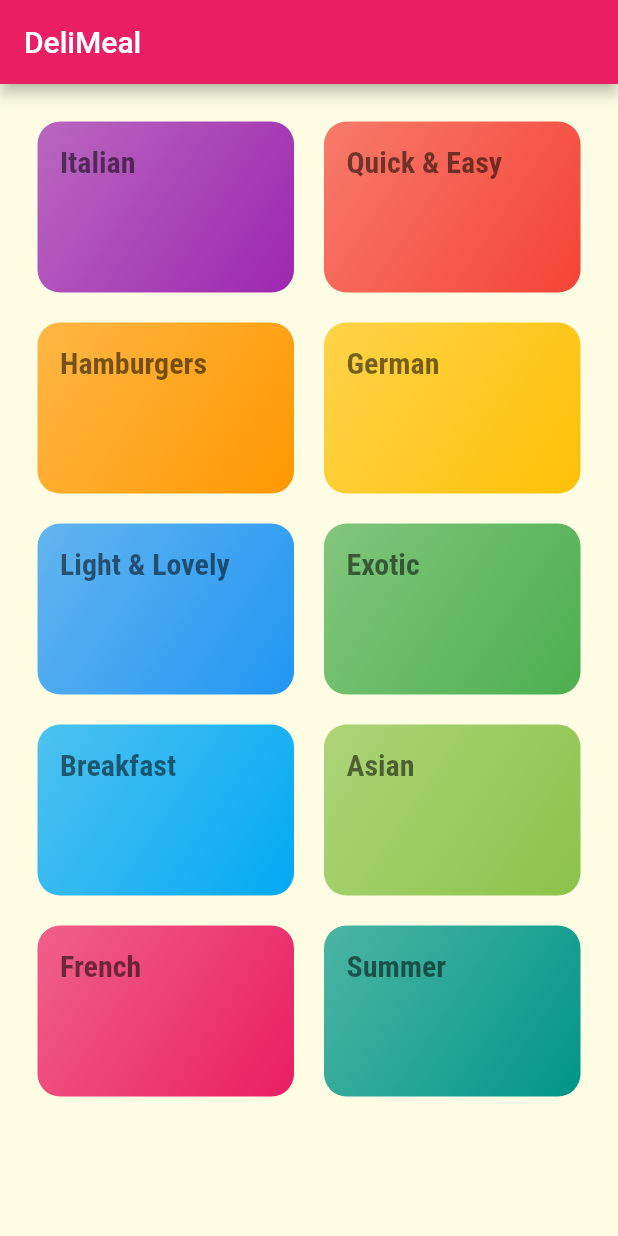
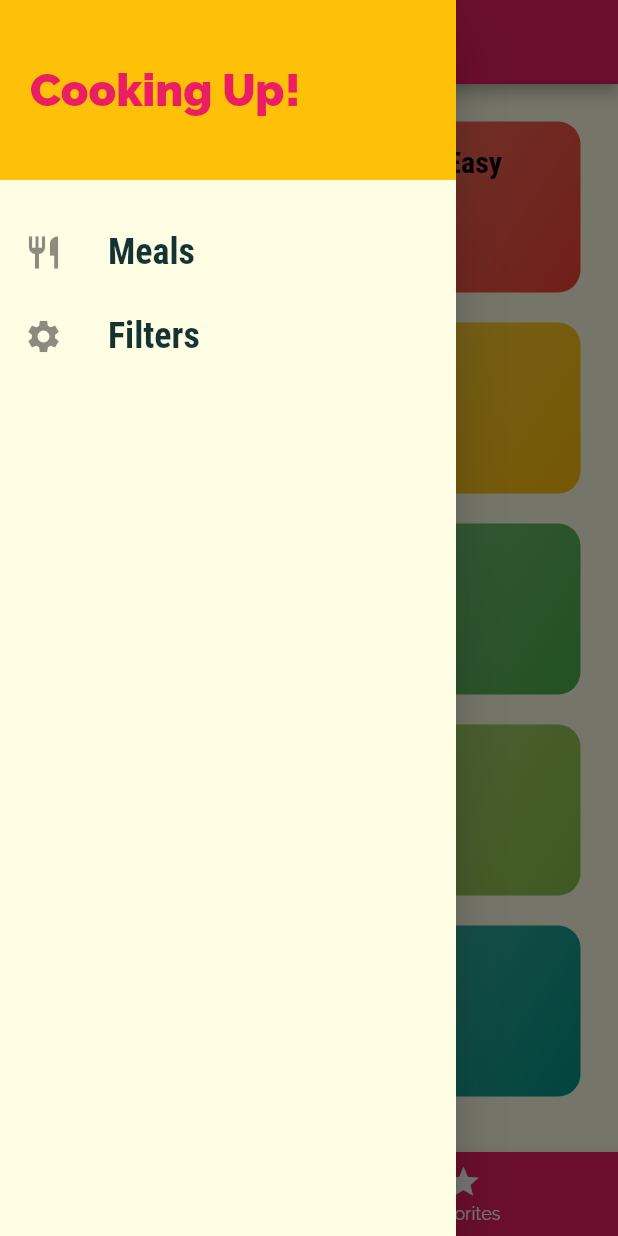
Before and after one commit to srshahare/Flutter-Series, a Flutter app: the screen it shows after launch, with the side drawer open (before the commit the screen has no drawer), on a phone screen of 412 x 824 dp. Run offline on Flutter 3.47's test engine with Material 2 defaults, Android fonts, the phone set to English and light mode, and no system bars.

Commit message:
drawer and bottom navigation and appbar

```diff
--- a/lib/main.dart
+++ b/lib/main.dart
@@ -1,5 +1,7 @@
 import 'package:flutter/material.dart';
 
+import './screens/tabs_screen.dart';
+import './screens/meal_detail_screen.dart';
 import './screens/category_meals_screen.dart';
 import './screens/categories_screen.dart';
 
@@ -30,6 +32,7 @@ class MyApp extends StatelessWidget {
               ),
               headline1: const TextStyle(
                 fontSize: 20,
+                color: Colors.black,
                 fontFamily: 'RobotoCondensed',
                 fontWeight: FontWeight.bold,
               ),
@@ -38,8 +41,19 @@ class MyApp extends StatelessWidget {
       // home: const CategoriesScreen(),
       initialRoute: '/',
       routes: {
-        '/': (ctx) => const CategoriesScreen(),
+        '/': (ctx) => const TabsScreen(),
         CategoryMealsScreen.routeName: (ctx) => const CategoryMealsScreen(),
+        MealDetailScreen.routeName: (ctx) => const MealDetailScreen(),
+      },
+      // onGenerateRoute: (settings) {
+      //   return MaterialPageRoute(
+      //     builder: (ctx) => const CategoriesScreen(),
+      //   );
+      // },
+      onUnknownRoute: (settings) {
+        return MaterialPageRoute(
+          builder: (ctx) => const CategoriesScreen(),
+        );
       },
     );
   }
--- a/lib/screens/categories_screen.dart
+++ b/lib/screens/categories_screen.dart
@@ -8,11 +8,7 @@ class CategoriesScreen extends StatelessWidget {
 
   @override
   Widget build(BuildContext context) {
-    return Scaffold(
-      appBar: AppBar(
-        title: const Text("DeliMeal"),
-      ),
-      body: GridView(
+    return GridView(
       padding: const EdgeInsets.all(25),
       gridDelegate: const SliverGridDelegateWithMaxCrossAxisExtent(
           maxCrossAxisExtent: 200,
@@ -28,7 +24,6 @@ class CategoriesScreen extends StatelessWidget {
             ),
           )
           .toList(),
-      ),
     );
   }
 }
--- a/lib/screens/category_meals_screen.dart
+++ b/lib/screens/category_meals_screen.dart
@@ -23,6 +23,7 @@ class CategoryMealsScreen extends StatelessWidget {
       body: ListView.builder(
         itemBuilder: (ctx, index) {
           return MealItem(
+              id: categoryMeals[index].id,
               title: categoryMeals[index].title,
               imageUrl: categoryMeals[index].imageUrl,
               duration: categoryMeals[index].duration,
--- /dev/null
+++ b/lib/screens/tabs_screen.dart
@@ -0,0 +1,91 @@
+import 'package:flutter/material.dart';
+
+import '../widgets/main_drawer.dart';
+import '../screens/favorites_screen.dart';
+import '../screens/categories_screen.dart';
+
+class TabsScreen extends StatefulWidget {
+  const TabsScreen({Key? key}) : super(key: key);
+
+  @override
+  State<TabsScreen> createState() => _TabsScreenState();
+}
+
+class _TabsScreenState extends State<TabsScreen> {
+  final List<Map<String, Object>> _pages = const [
+    {
+      'page': CategoriesScreen(),
+      'title': 'Categories',
+    },
+    {
+      'page': FavoritesScreen(),
+      'title': 'Favorites',
+    },
+  ];
+
+  int _selectedPageIndex = 0;
+
+  void _selectPage(int index) {
+    setState(() {
+      _selectedPageIndex = index;
+    });
+  }
+
+  @override
+  Widget build(BuildContext context) {
+    // return DefaultTabController(
+    //   length: 2,
+    //   initialIndex: 0,
+    //   child: Scaffold(
+    //     appBar: AppBar(
+    //       title: const Text("Meals"),
+    //       bottom: const TabBar(
+    //         tabs: [
+    //           Tab(
+    //             icon: Icon(Icons.category),
+    //             text: 'Categories',
+    //           ),
+    //           Tab(
+    //             icon: Icon(Icons.star),
+    //             text: 'Favorites',
+    //           )
+    //         ],
+    //       ),
+    //     ),
+    //     body: const TabBarView(
+    //       children: [
+    //         CategoriesScreen(),
+    //         FavoritesScreen(),
+    //       ],
+    //     ),
+    //   ),
+    // );
+    return Scaffold(
+      appBar: AppBar(
+        title: Text(_pages[_selectedPageIndex]['title'] as String),
+      ),
+      drawer: const MainDrawer(),
+      body: _pages[_selectedPageIndex]['page'] as Widget,
+      bottomNavigationBar: BottomNavigationBar(
+        onTap: _selectPage,
+        backgroundColor: Theme.of(context).colorScheme.primary,
+        unselectedItemColor: Colors.white,
+        selectedItemColor: Theme.of(context).colorScheme.secondary,
+        currentIndex: _selectedPageIndex,
+        type: BottomNavigationBarType.fixed,
+        items: [
+          BottomNavigationBarItem(
+            backgroundColor: Theme.of(context).colorScheme.primary,
+            icon: const Icon(Icons.category),
+            label: 'Categories',
+          ),
+          BottomNavigationBarItem(
+            backgroundColor: Theme.of(context).colorScheme.primary,
+            icon: const Icon(Icons.star),
+            label: 'Favorites',
+          ),
+        ],
+      ),
+    );
+  }
+}
--- /dev/null
+++ b/lib/widgets/main_drawer.dart
@@ -0,0 +1,60 @@
+import 'package:flutter/material.dart';
+
+class MainDrawer extends StatelessWidget {
+  const MainDrawer({Key? key}) : super(key: key);
+
+  Widget buildListTile(String title, IconData icon, VoidCallback tapHandler) {
+    return ListTile(
+      leading: Icon(
+        icon,
+        size: 26,
+      ),
+      title: Text(
+        title,
+        style: const TextStyle(
+          fontFamily: "RobotoCondensed",
+          fontSize: 24,
+          fontWeight: FontWeight.bold,
+        ),
+      ),
+      onTap: tapHandler,
+    );
+  }
+
+  @override
+  Widget build(BuildContext context) {
+    return Drawer(
+      child: Column(
+        children: [
+          Container(
+            height: 120,
+            width: double.infinity,
+            padding: const EdgeInsets.all(20),
+            alignment: Alignment.centerLeft,
+            color: Theme.of(context).colorScheme.secondary,
+            child: Text(
+              "Cooking Up!",
+              style: TextStyle(
+                  fontWeight: FontWeight.w900,
+                  fontSize: 30,
+                  color: Theme.of(context).colorScheme.primary),
+            ),
+          ),
+          const SizedBox(
+            height: 20,
+          ),
+          buildListTile(
+            'Meals',
+            Icons.restaurant,
+            () {},
+          ),
+          buildListTile(
+            'Filters',
+            Icons.settings,
+            () {},
+          )
+        ],
+      ),
+    );
+  }
+}
```
Also changed, not shown: lib/screens/favorites_screen.dart (added, +12 -0 lines), lib/screens/meal_detail_screen.dart (added, +93 -0 lines), lib/widgets/meal_item.dart (+10 -2 lines). Lines whose indentation alone changed are shown as unchanged.
